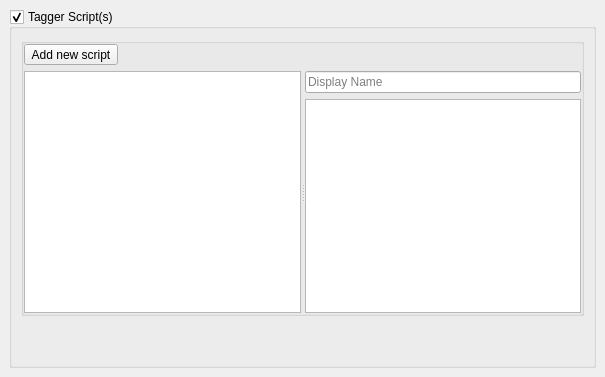
The window that ui/options_script.ui (metabrainz/picard) describes before a commit, drawn with Qt 5.
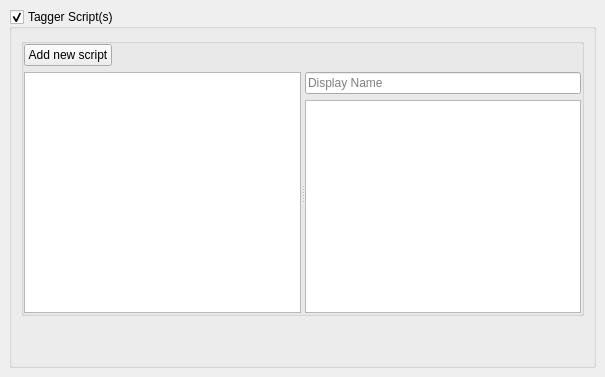
The same window after the commit.

Commit message:
PICARD-1012: Change QToolButtons to QPushButtons for GUI uniformity
QToolButtons in User Interface and Scripting looked smalled in comparison
to the rest of the UI.

See: https://tickets.metabrainz.org/browse/PICARD-1012

Diff of the .ui file:
```diff
--- a/ui/options_script.ui
+++ b/ui/options_script.ui
@@ -63,20 +63,31 @@
           <number>0</number>
          </property>
          <item>
-          <widget class="QToolButton" name="add_script">
+          <layout class="QHBoxLayout" name="horizontalLayout">
+           <item>
+            <widget class="QPushButton" name="add_script">
            <property name="toolTip">
             <string>Add new script</string>
            </property>
            <property name="text">
             <string>Add new script</string>
            </property>
-           <property name="toolButtonStyle">
-            <enum>Qt::ToolButtonTextOnly</enum>
-           </property>
-           <property name="autoRaise">
-            <bool>false</bool>
-           </property>
-          </widget>
+            </widget>
+           </item>
+           <item>
+            <spacer name="horizontalSpacer">
+             <property name="orientation">
+              <enum>Qt::Horizontal</enum>
+             </property>
+             <property name="sizeHint" stdset="0">
+              <size>
+               <width>40</width>
+               <height>20</height>
+              </size>
+             </property>
+            </spacer>
+           </item>
+          </layout>
          </item>
          <item>
           <widget class="QSplitter" name="splitter">
```
Lines whose indentation alone changed are shown as unchanged. The commit also changes 3 other files.
